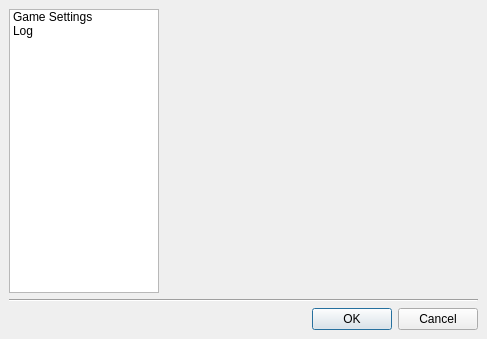
Above: src/gui/qt/settingsdialog.ui from pokerth/pokerth before the change. Below: the same form after it.
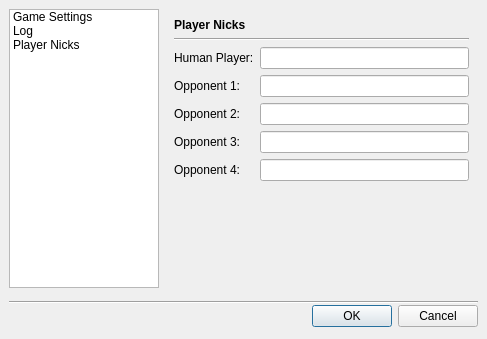
That is the form after the change. The open tabs and pages were chosen to show the change.

The edit to the form file:
```diff
--- a/src/gui/qt/settingsdialog.ui
+++ b/src/gui/qt/settingsdialog.ui
@@ -12,15 +12,75 @@
   <property name="windowTitle" >
    <string>PokerTH - Settings</string>
   </property>
-  <layout class="QGridLayout" >
-   <property name="margin" >
-    <number>9</number>
+  <widget class="QListWidget" name="listWidget" >
+   <property name="geometry" >
+    <rect>
+     <x>9</x>
+     <y>9</y>
+     <width>150</width>
+     <height>279</height>
+    </rect>
    </property>
-   <property name="spacing" >
-    <number>6</number>
+   <property name="maximumSize" >
+    <size>
+     <width>150</width>
+     <height>16777215</height>
+    </size>
    </property>
-   <item row="0" column="1" >
+   <item>
+    <property name="text" >
+     <string>Game Settings</string>
+    </property>
+   </item>
+   <item>
+    <property name="text" >
+     <string>Log</string>
+    </property>
+   </item>
+   <item>
+    <property name="text" >
+     <string>Player Nicks</string>
+    </property>
+   </item>
+  </widget>
+  <widget class="Line" name="line" >
+   <property name="geometry" >
+    <rect>
+     <x>9</x>
+     <y>294</y>
+     <width>469</width>
+     <height>16</height>
+    </rect>
+   </property>
+   <property name="orientation" >
+    <enum>Qt::Horizontal</enum>
+   </property>
+  </widget>
+  <widget class="QDialogButtonBox" name="buttonBox" >
+   <property name="geometry" >
+    <rect>
+     <x>9</x>
+     <y>303</y>
+     <width>469</width>
+     <height>27</height>
+    </rect>
+   </property>
+   <property name="orientation" >
+    <enum>Qt::Horizontal</enum>
+   </property>
+   <property name="standardButtons" >
+    <set>QDialogButtonBox::Cancel|QDialogButtonBox::NoButton|QDialogButtonBox::Ok</set>
+   </property>
+  </widget>
     <widget class="QStackedWidget" name="stackedWidget" >
+   <property name="geometry" >
+    <rect>
+     <x>165</x>
+     <y>9</y>
+     <width>313</width>
+     <height>256</height>
+    </rect>
+   </property>
      <property name="currentIndex" >
       <number>0</number>
      </property>
@@ -200,48 +260,101 @@
        </item>
       </layout>
      </widget>
-     <widget class="QWidget" name="page_4" />
+   <widget class="QWidget" name="page_4" >
+    <layout class="QGridLayout" >
+     <property name="margin" >
+      <number>9</number>
+     </property>
+     <property name="spacing" >
+      <number>6</number>
+     </property>
+     <item row="0" column="0" colspan="2" >
+      <widget class="QLabel" name="label_7" >
+       <property name="font" >
+        <font>
+         <weight>75</weight>
+         <bold>true</bold>
+        </font>
+       </property>
+       <property name="text" >
+        <string>Player Nicks</string>
+       </property>
+      </widget>
+     </item>
+     <item row="7" column="0" colspan="2" >
+      <spacer>
+       <property name="orientation" >
+        <enum>Qt::Vertical</enum>
+       </property>
+       <property name="sizeHint" >
+        <size>
+         <width>295</width>
+         <height>51</height>
+        </size>
+       </property>
+      </spacer>
+     </item>
+     <item row="2" column="0" >
+      <widget class="QLabel" name="label_8" >
+       <property name="text" >
+        <string>Human Player:</string>
+       </property>
+      </widget>
+     </item>
+     <item row="4" column="0" >
+      <widget class="QLabel" name="label_10" >
+       <property name="text" >
+        <string>Opponent 2:</string>
+       </property>
+      </widget>
+     </item>
+     <item row="6" column="0" >
+      <widget class="QLabel" name="label_12" >
+       <property name="text" >
+        <string>Opponent 4:</string>
+       </property>
+      </widget>
+     </item>
+     <item row="5" column="0" >
+      <widget class="QLabel" name="label_11" >
+       <property name="text" >
+        <string>Opponent 3:</string>
+       </property>
+      </widget>
+     </item>
+     <item row="3" column="0" >
+      <widget class="QLabel" name="label_9" >
+       <property name="text" >
+        <string>Opponent 1:</string>
+       </property>
+      </widget>
+     </item>
+     <item row="6" column="1" >
+      <widget class="QLineEdit" name="lineEdit_3" />
+     </item>
+     <item row="5" column="1" >
+      <widget class="QLineEdit" name="lineEdit_5" />
+     </item>
+     <item row="4" column="1" >
+      <widget class="QLineEdit" name="lineEdit_4" />
+     </item>
+     <item row="3" column="1" >
+      <widget class="QLineEdit" name="lineEdit_2" />
+     </item>
+     <item row="2" column="1" >
+      <widget class="QLineEdit" name="lineEdit" />
+     </item>
+     <item row="1" column="0" colspan="2" >
+      <widget class="Line" name="line_4" >
+       <property name="orientation" >
+        <enum>Qt::Horizontal</enum>
+       </property>
+      </widget>
+     </item>
+    </layout>
+   </widget>
      <widget class="QWidget" name="page_2" />
     </widget>
-   </item>
-   <item row="0" column="0" >
-    <widget class="QListWidget" name="listWidget" >
-     <property name="maximumSize" >
-      <size>
-       <width>150</width>
-       <height>16777215</height>
-      </size>
-     </property>
-     <item>
-      <property name="text" >
-       <string>Game Settings</string>
-      </property>
-     </item>
-     <item>
-      <property name="text" >
-       <string>Log</string>
-      </property>
-     </item>
-    </widget>
-   </item>
-   <item row="1" column="0" colspan="2" >
-    <widget class="Line" name="line" >
-     <property name="orientation" >
-      <enum>Qt::Horizontal</enum>
-     </property>
-    </widget>
-   </item>
-   <item row="2" column="0" colspan="2" >
-    <widget class="QDialogButtonBox" name="buttonBox" >
-     <property name="orientation" >
-      <enum>Qt::Horizontal</enum>
-     </property>
-     <property name="standardButtons" >
-      <set>QDialogButtonBox::Cancel|QDialogButtonBox::NoButton|QDialogButtonBox::Ok</set>
-     </property>
-    </widget>
-   </item>
-  </layout>
  </widget>
  <resources/>
  <connections>
```
Lines whose indentation alone changed are shown as unchanged.
